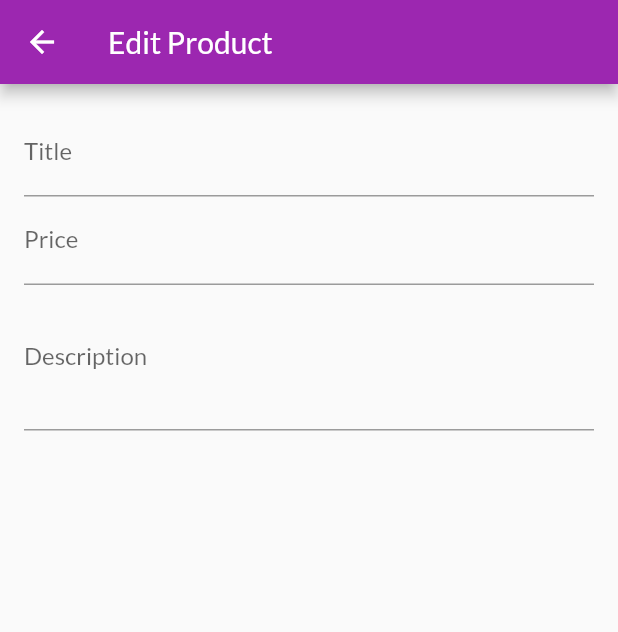
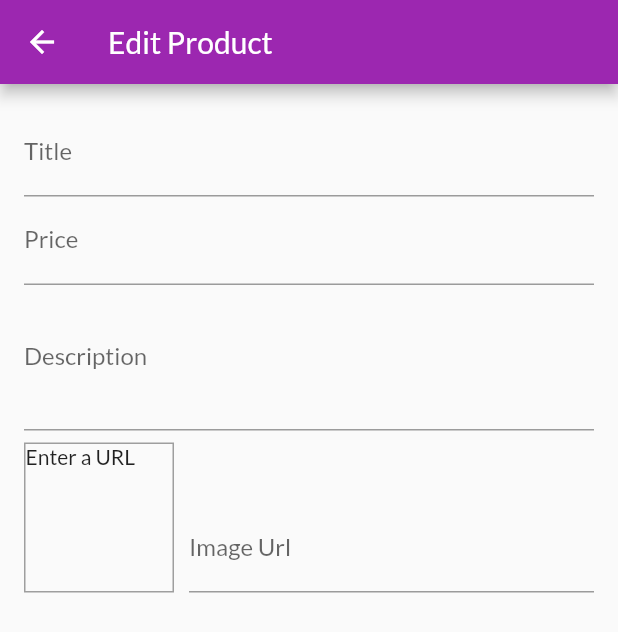
Before and after one commit to PatrickChow0803/Flutter-Shop, a Flutter app: the EditProductScreen screen opened by its route, on a phone screen of 412 x 824 dp. Shown: the top 632 px of the screen. Run offline on Flutter 3.47's test engine with Material 2 defaults, Android fonts, the phone set to English and light mode, and no system bars; network calls fail.

Commit message:
Added Image Input and Image Preview

```diff
--- a/lib/screens/edit_product_screen.dart
+++ b/lib/screens/edit_product_screen.dart
@@ -11,12 +11,33 @@ class EditProductScreen extends StatefulWidget {
 class _EditProductScreenState extends State<EditProductScreen> {
   final _priceFocusNode = FocusNode();
   final _descriptionFocusNode = FocusNode();
+  final _imageUrlController = TextEditingController();
+  final _imageUrlFocusNode = FocusNode();
+
+  @override
+  void initState() {
+    // Tells Flutter to execute _updateImageUrl whenever focus changes
+    _imageUrlFocusNode.addListener(_updateImageUrl);
+    super.initState();
+  }
+
+  // Instead of always wanting the user to click on the done button for the image for the image to
+  // appear, the user can now just get out of focus and the image will appear.
+  void _updateImageUrl() {
+    if (!_imageUrlFocusNode.hasFocus) {
+      // This causes the screen to rebuild
+      setState(() {});
+    }
+  }
 
   // Have to get rid of the focus nodes otherwise they'll just stay here and cause a memory leak.
   @override
   void dispose() {
+    _imageUrlFocusNode.removeListener(_updateImageUrl);
     _priceFocusNode.dispose();
     _descriptionFocusNode.dispose();
+    _imageUrlController.dispose();
+    _imageUrlFocusNode.dispose();
     super.dispose();
   }
 
@@ -58,6 +79,40 @@ class _EditProductScreenState extends State<EditProductScreen> {
                 keyboardType: TextInputType.multiline,
                 // This will be called whenever the textInputAction is pressed
               ),
+              Row(
+                crossAxisAlignment: CrossAxisAlignment.end,
+                children: [
+                  Container(
+                    width: 100,
+                    height: 100,
+                    margin: EdgeInsets.only(
+                      top: 8,
+                      right: 10,
+                    ),
+                    decoration: BoxDecoration(
+                      border: Border.all(width: 1, color: Colors.grey),
+                    ),
+                    child: _imageUrlController.text.isEmpty
+                        ? Text('Enter a URL')
+                        : FittedBox(
+                            child: Image.network(_imageUrlController.text),
+                            fit: BoxFit.cover,
+                          ),
+                  ),
+                  Expanded(
+                    child: TextFormField(
+                      decoration: InputDecoration(labelText: 'Image Url'),
+                      keyboardType: TextInputType.url,
+                      textInputAction: TextInputAction.done,
+                      // Have this controller because I want this information before the form is submitted.
+                      // This controller is updated only when the done button is pressed.
+                      // That's why textInputAction: is set to TextInputAction.done
+                      controller: _imageUrlController,
+                      focusNode: _imageUrlFocusNode,
+                    ),
+                  ),
+                ],
+              )
             ],
           ),
         ),
```
